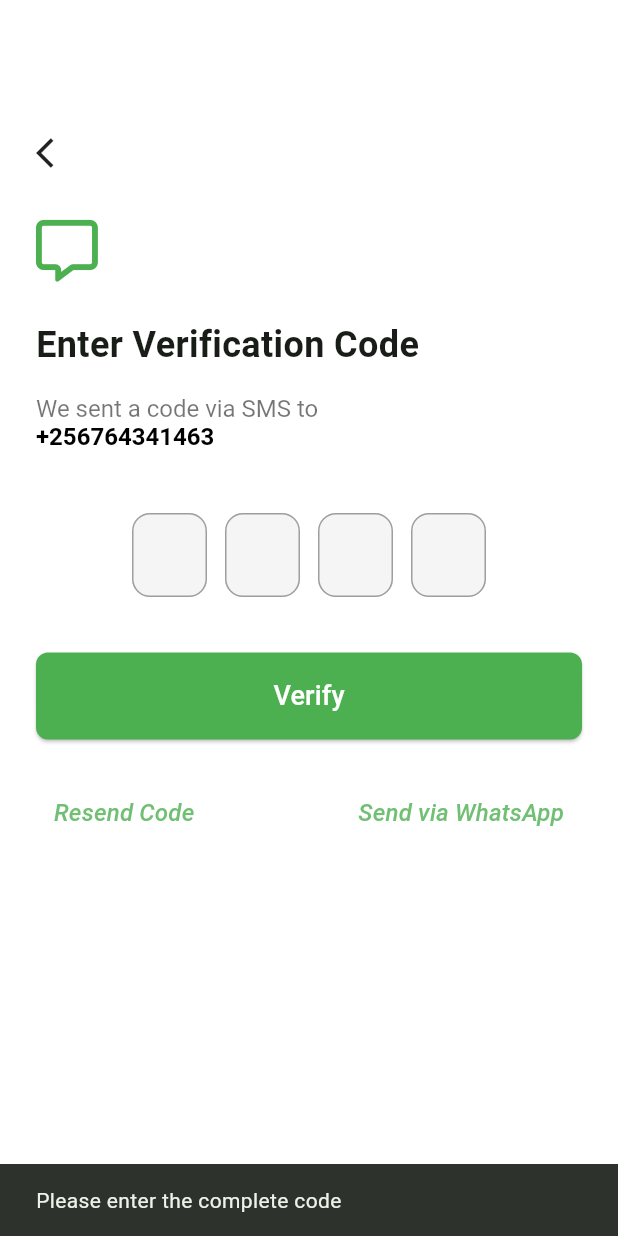
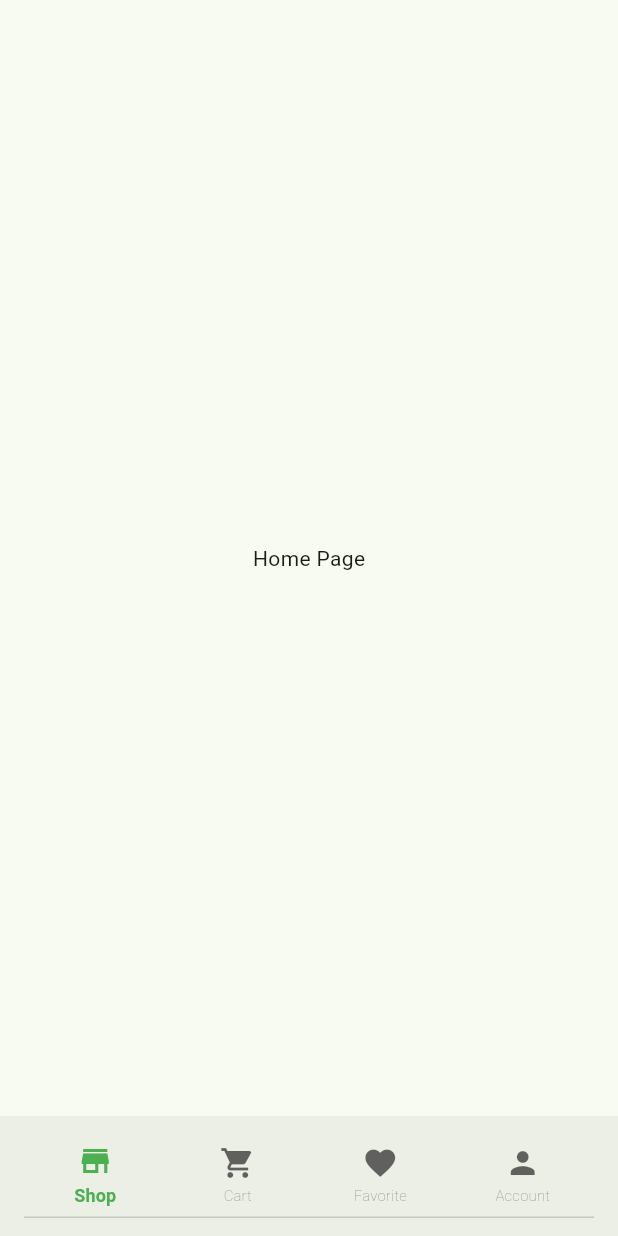
Before and after one commit to gracecleaners/food-delivery-customer-app, a Flutter app: the PhoneVerificationSMSPage screen opened directly, after a tap on "Verify", on a phone screen of 412 x 824 dp. Run offline on Flutter 3.47's test engine with Material 3 defaults, Android fonts, the light colour scheme and no system bars; our stand-ins replace font_awesome_flutter, get.

Commit message:
main tab

```diff
--- a/lib/views/auth/verify_sms.dart
+++ b/lib/views/auth/verify_sms.dart
@@ -4,6 +4,7 @@ import 'package:font_awesome_flutter/font_awesome_flutter.dart';
 import 'package:food_delivery_customer/constants/colors.dart';
 import 'package:food_delivery_customer/views/auth/login.dart';
 import 'package:food_delivery_customer/views/auth/verify_wa.dart';
+import 'package:food_delivery_customer/views/screens/main_tab/main_tab_view.dart';
 import 'package:get/get.dart';
 
 class PhoneVerificationSMSPage extends StatefulWidget {
@@ -207,16 +208,18 @@ class _PhoneVerificationSMSPageState extends State<PhoneVerificationSMSPage> {
                   style: TextStyle(fontSize: 18),
                 ),
                 onPressed: () {
-                  if (_controllers
-                      .every((controller) => controller.text.isNotEmpty)) {
-                    _verifyCode();
-                  } else {
-                    ScaffoldMessenger.of(context).showSnackBar(
-                      const SnackBar(
-                        content: Text('Please enter the complete code'),
-                      ),
-                    );
-                  }
+                  // if (_controllers
+                  //     .every((controller) => controller.text.isNotEmpty)) {
+                  //   _verifyCode();
+                  // } else {
+                  //   ScaffoldMessenger.of(context).showSnackBar(
+                  //     const SnackBar(
+                  //       content: Text('Please enter the complete code'),
+                  //     ),
+                  //   );
+                  // }
+
+                  Get.to(MainTabView());
                 },
                 style: ElevatedButton.styleFrom(
                   backgroundColor: TColor.primary,
--- a/lib/views/auth/verify_wa.dart
+++ b/lib/views/auth/verify_wa.dart
@@ -4,6 +4,7 @@ import 'package:font_awesome_flutter/font_awesome_flutter.dart';
 import 'package:food_delivery_customer/constants/colors.dart';
 import 'package:food_delivery_customer/views/auth/login.dart';
 import 'package:food_delivery_customer/views/auth/verify_sms.dart';
+import 'package:food_delivery_customer/views/screens/main_tab/main_tab_view.dart';
 import 'package:get/get.dart';
 
 class PhoneVerificationWaPage extends StatefulWidget {
@@ -207,16 +208,17 @@ class _PhoneVerificationWaPageState extends State<PhoneVerificationWaPage> {
                   style: TextStyle(fontSize: 18),
                 ),
                 onPressed: () {
-                  if (_controllers
-                      .every((controller) => controller.text.isNotEmpty)) {
-                    _verifyCode();
-                  } else {
-                    ScaffoldMessenger.of(context).showSnackBar(
-                      const SnackBar(
-                        content: Text('Please enter the complete code'),
-                      ),
-                    );
-                  }
+                  // if (_controllers
+                  //     .every((controller) => controller.text.isNotEmpty)) {
+                  //   _verifyCode();
+                  // } else {
+                  //   ScaffoldMessenger.of(context).showSnackBar(
+                  //     const SnackBar(
+                  //       content: Text('Please enter the complete code'),
+                  //     ),
+                  //   );
+                  // }
+                  Get.to(MainTabView());
                 },
                 style: ElevatedButton.styleFrom(
                   backgroundColor: TColor.primary,
--- /dev/null
+++ b/lib/views/screens/cart.dart
@@ -0,0 +1,17 @@
+import 'package:flutter/material.dart';
+
+class CartPage extends StatefulWidget {
+  const CartPage({super.key});
+
+  @override
+  State<CartPage> createState() => _CartPageState();
+}
+
+class _CartPageState extends State<CartPage> {
+  @override
+  Widget build(BuildContext context) {
+    return Scaffold(
+      body: Center(child: Text("Cart Page"),),
+    );
+  }
+}
--- a/lib/views/screens/homescreen.dart
+++ b/lib/views/screens/homescreen.dart
@@ -0,0 +1,17 @@
+import 'package:flutter/material.dart';
+
+class HomePage extends StatefulWidget {
+  const HomePage({super.key});
+
+  @override
+  State<HomePage> createState() => _HomePageState();
+}
+
+class _HomePageState extends State<HomePage> {
+  @override
+  Widget build(BuildContext context) {
+    return Scaffold(
+      body: Center(child: Text("Home Page"),),
+    );
+  }
+}
--- /dev/null
+++ b/lib/views/screens/main_tab/main_tab_view.dart
@@ -0,0 +1,84 @@
+import 'package:flutter/material.dart';
+import 'package:font_awesome_flutter/font_awesome_flutter.dart';
+import 'package:food_delivery_customer/constants/colors.dart';
+import 'package:food_delivery_customer/views/screens/cart.dart';
+import 'package:food_delivery_customer/views/screens/homescreen.dart';
+
+class MainTabView extends StatefulWidget {
+  const MainTabView({super.key});
+
+  @override
+  State<MainTabView> createState() => _MainTabViewState();
+}
+
+class _MainTabViewState extends State<MainTabView>
+    with SingleTickerProviderStateMixin {
+  TabController? controller;
+  int selectTab = 0;
+
+  @override
+  void initState() {
+    controller = TabController(length: 4, vsync: this);
+    controller?.addListener(() {
+      selectTab = controller?.index ?? 0;
+      setState(() {});
+    });
+    super.initState();
+  }
+
+  @override
+  void dispose() {
+    controller?.dispose();
+    super.dispose();
+  }
+
+  @override
+  Widget build(BuildContext context) {
+    return Scaffold(
+      body: TabBarView(controller: controller, children: [
+        HomePage(),
+        CartPage(),
+        Container(),
+        Container(),
+      ]),
+      bottomNavigationBar: BottomAppBar(
+        child: TabBar(
+            controller: controller,
+            indicatorColor: Colors.transparent,
+            indicatorWeight: 1,
+            labelColor: TColor.primary,
+            labelStyle: TextStyle(
+                color: TColor.primary,
+                fontSize: 12,
+                fontWeight: FontWeight.bold),
+            unselectedLabelColor: TColor.primaryText.withOpacity(0.6),
+            unselectedLabelStyle: TextStyle(
+                color: TColor.primaryText,
+                fontSize: 10,
+                fontWeight: FontWeight.w200),
+            tabs: [
+              Tab(
+                text: 'Shop',
+                // icon: FaIcon(FontAwesomeIcons.store,),
+                icon: Icon(Icons.store),
+              ),
+              Tab(
+                text: 'Cart',
+                // icon: FaIcon(FontAwesomeIcons.cartShopping),
+                icon: Icon(Icons.shopping_cart),
+              ),
+              Tab(
+                text: 'Favorite',
+                // icon: FaIcon(FontAwesomeIcons.heart),
+                icon: Icon(Icons.favorite),
+              ),
+              Tab(
+                text: 'Account',
+                // icon: FaIcon(FontAwesomeIcons.user),
+                icon: Icon(Icons.person),
+              ),
+            ]),
+      ),
+    );
+  }
+}
```
